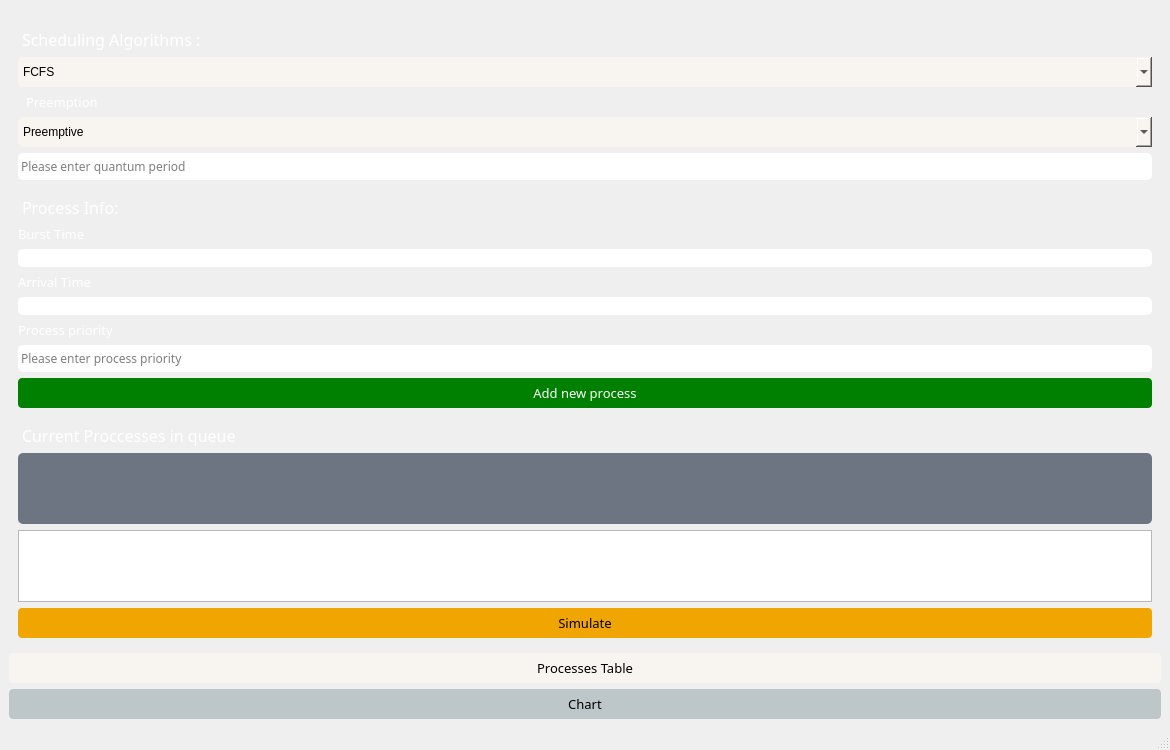
Above: mainwindow.ui from Loayelshall/OS_Schedular before the change. Below: the same form after it.
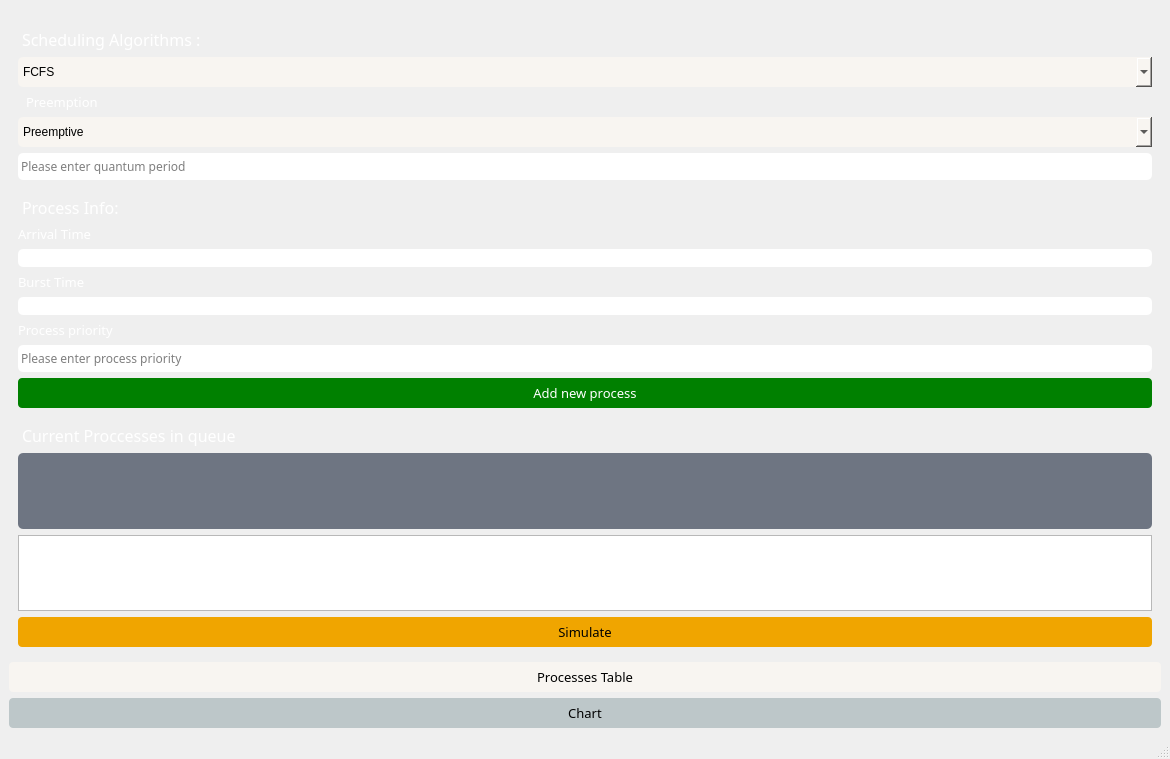
That is the form after the change.

Diff of the .ui file:
```diff
--- a/mainwindow.ui
+++ b/mainwindow.ui
@@ -7,7 +7,7 @@
     <x>0</x>
     <y>0</y>
     <width>1170</width>
-    <height>750</height>
+    <height>759</height>
    </rect>
   </property>
   <property name="windowTitle">
@@ -211,35 +211,6 @@
           </property>
          </widget>
         </item>
-        <item>
-         <widget class="QLabel" name="label_3">
-          <property name="font">
-           <font>
-            <family>Century Gothic</family>
-            <pointsize>10</pointsize>
-           </font>
-          </property>
-          <property name="styleSheet">
-           <string notr="true">QLabel{
-color:white;
-}</string>
-          </property>
-          <property name="text">
-           <string>Burst Time</string>
-          </property>
-         </widget>
-        </item>
-        <item>
-         <widget class="QLineEdit" name="arrivalTime">
-          <property name="styleSheet">
-           <string notr="true">QLineEdit {
-	border-radius: 5px;
-	border: 2px;
-	padding: 1px;
-}</string>
-          </property>
-         </widget>
-        </item>
         <item>
          <widget class="QLabel" name="label_2">
           <property name="font">
@@ -258,6 +229,35 @@
           </property>
          </widget>
         </item>
+        <item>
+         <widget class="QLineEdit" name="arrivalTime">
+          <property name="styleSheet">
+           <string notr="true">QLineEdit {
+	border-radius: 5px;
+	border: 2px;
+	padding: 1px;
+}</string>
+          </property>
+         </widget>
+        </item>
+        <item>
+         <widget class="QLabel" name="label_3">
+          <property name="font">
+           <font>
+            <family>Century Gothic</family>
+            <pointsize>10</pointsize>
+           </font>
+          </property>
+          <property name="styleSheet">
+           <string notr="true">QLabel{
+color:white;
+}</string>
+          </property>
+          <property name="text">
+           <string>Burst Time</string>
+          </property>
+         </widget>
+        </item>
         <item>
          <widget class="QLineEdit" name="burstTime">
           <property name="styleSheet">
```
